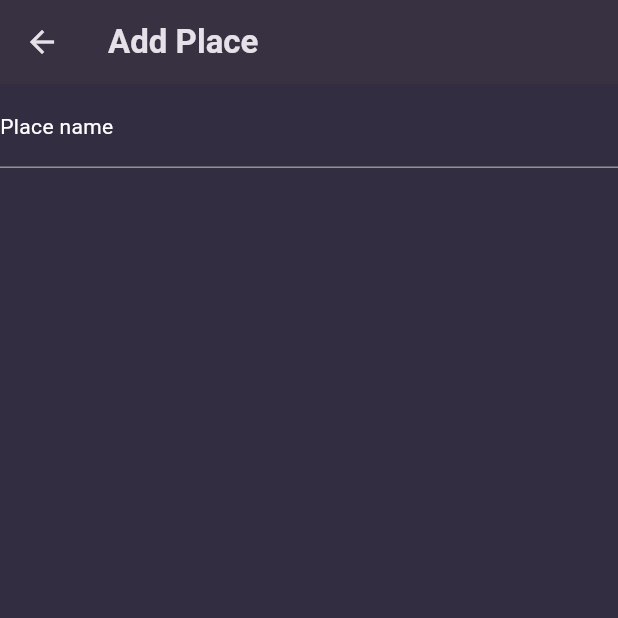
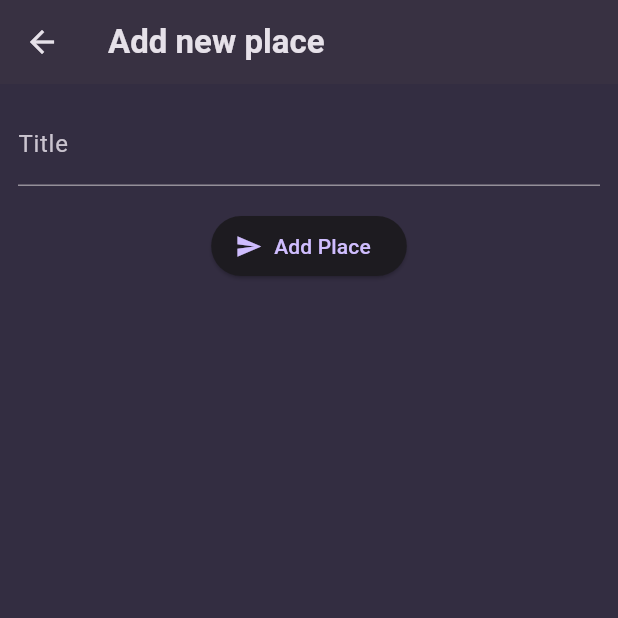
Before and after one commit to bcondefoodics/my_favorite_places, a Flutter app: the AddPlaceScreen screen opened directly, on a phone screen of 412 x 824 dp, the top half of it. Run offline on Flutter 3.47's test engine with Material 3 defaults, Android fonts, the phone set to English and light mode, and no system bars; our stand-ins replace google_fonts.

Commit message:
Update textfield + button

```diff
--- a/lib/screens/add_place.dart
+++ b/lib/screens/add_place.dart
@@ -1,24 +1,38 @@
 import 'package:flutter/material.dart';
 
-class AddPlaceScreen extends StatelessWidget {
+class AddPlaceScreen extends StatefulWidget {
   const AddPlaceScreen({super.key});
+
+  @override
+  State<AddPlaceScreen> createState() => _AddPlaceScreenState();
+}
+
+class _AddPlaceScreenState extends State<AddPlaceScreen> {
+  final _titleController = TextEditingController();
+
+  @override
+  void dispose() {
+    _titleController.dispose();
+    super.dispose();
+  }
 
   @override
   Widget build(BuildContext context) {
     return Scaffold(
-      appBar: AppBar(title: Text('Add Place')),
-      body: Form(
+      appBar: AppBar(title: Text('Add new place')),
+      body: SingleChildScrollView(
+        padding: EdgeInsets.all(12),
         child: Column(
           children: [
-            TextFormField(
-              decoration: InputDecoration(
-                label: Text(
-                  'Place name',
-                  style: Theme.of(
-                    context,
-                  ).textTheme.bodyMedium!.copyWith(color: Colors.white),
-                ),
-              ),
+            TextField(
+              decoration: InputDecoration(label: Text('Title')),
+              controller: _titleController,
+            ),
+            SizedBox(height: 16),
+            ElevatedButton.icon(
+              icon: Icon(Icons.send),
+              onPressed: () {},
+              label: Text('Add Place'),
             ),
           ],
         ),
```
